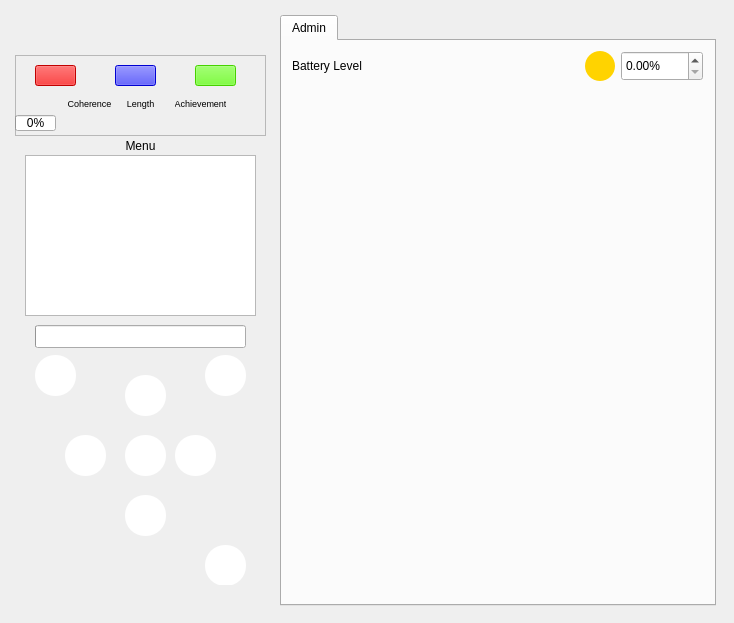
The window that ui/mainwindow.ui (code-monke/COMP3004B-Team-Project) describes before a commit, drawn with Qt 5.
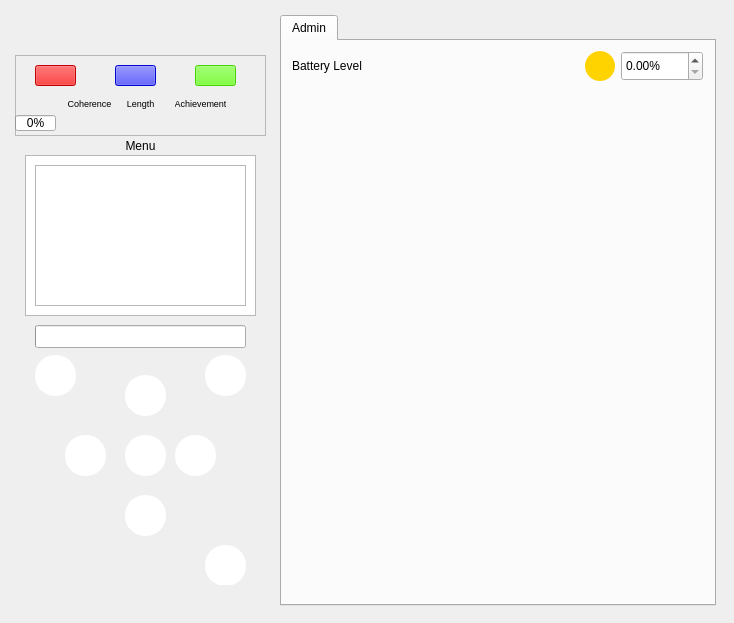
The same window after the commit. Icons and pictures are not drawn. Custom widgets are drawn as their Qt base class.

Diff of the .ui file:
```diff
--- a/ui/mainwindow.ui
+++ b/ui/mainwindow.ui
@@ -286,7 +286,7 @@
          <set>Qt::AlignCenter</set>
         </property>
        </widget>
-       <widget class="QCustomPlot" name="customPlot" native="true">
+       <widget class="QWidget" name="programViewWidget" native="true">
         <property name="geometry">
          <rect>
           <x>20</x>
@@ -295,6 +295,26 @@
           <height>141</height>
          </rect>
         </property>
+        <widget class="QListWidget" name="listWidget">
+         <property name="geometry">
+          <rect>
+           <x>0</x>
+           <y>0</y>
+           <width>211</width>
+           <height>141</height>
+          </rect>
+         </property>
+        </widget>
+        <widget class="QCustomPlot" name="customPlot" native="true">
+         <property name="geometry">
+          <rect>
+           <x>0</x>
+           <y>0</y>
+           <width>211</width>
+           <height>141</height>
+          </rect>
+         </property>
+        </widget>
        </widget>
        <widget class="QFrame" name="statusBar">
         <property name="geometry">
```
Left out of the diff: 14 changed lines with no effect on the pictures.
